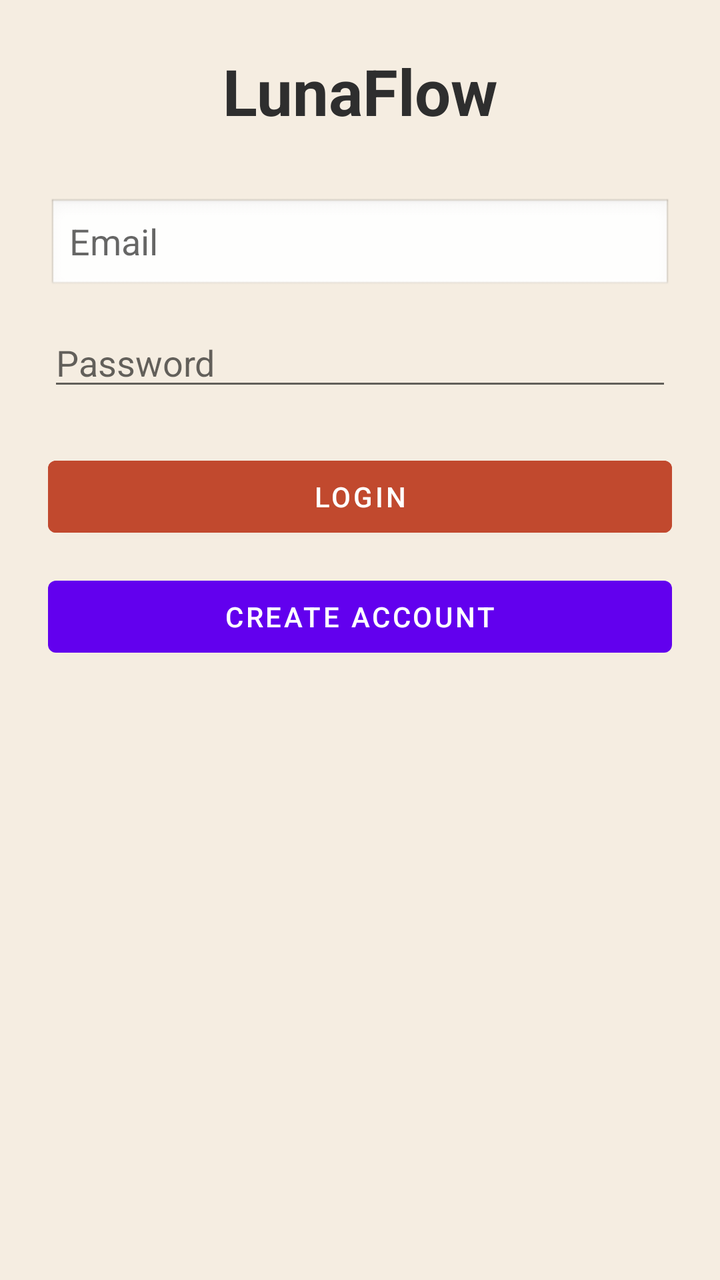
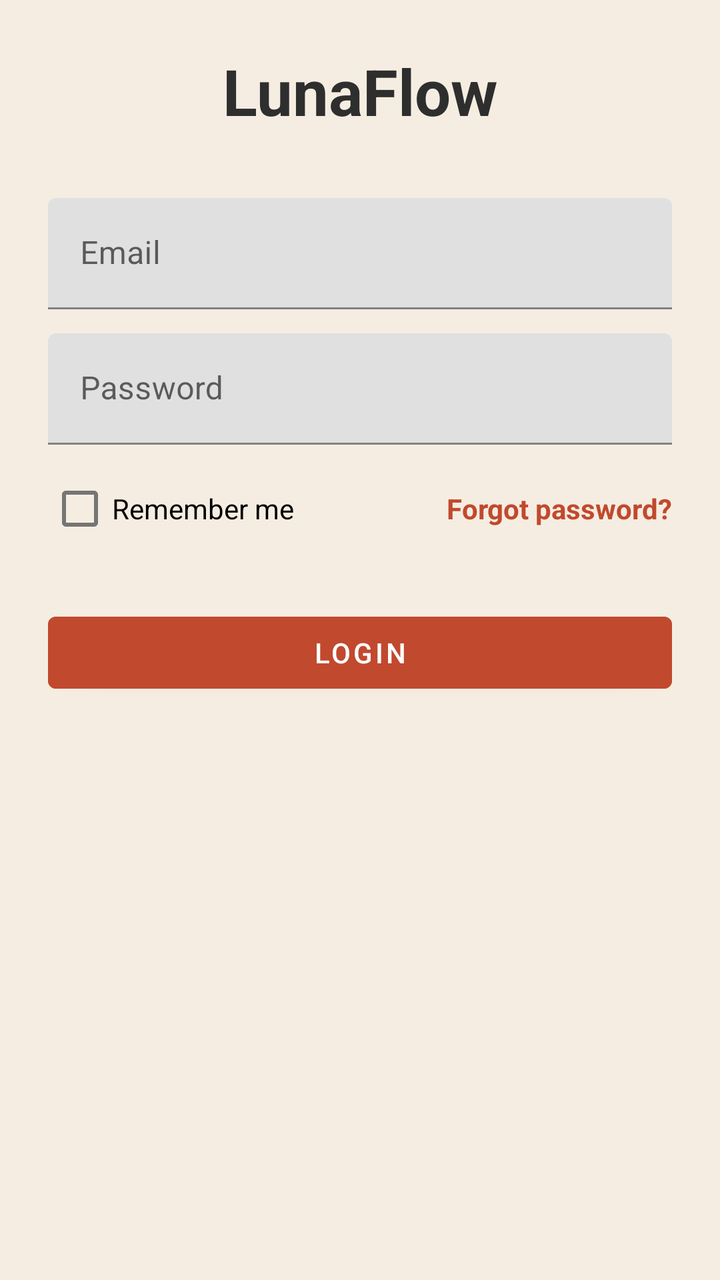

An Android layout rendered at two revisions. The XML below is the earlier revision; the diff shows what the commit changed to produce the second picture.
<!-- AndroidManifest.xml: application theme Theme.LunaFlow -->
<!-- res/layout/activity_login.xml -->
<ScrollView xmlns:android="http://schemas.android.com/apk/res/android"
    android:layout_width="match_parent"
    android:layout_height="match_parent"
    android:background="#F5EDE1"
    android:padding="24dp">

    <LinearLayout
        android:layout_width="match_parent"
        android:layout_height="wrap_content"
        android:orientation="vertical">

        <TextView
            android:text="LunaFlow"
            android:textSize="32sp"
            android:textStyle="bold"
            android:textAlignment="center"
            android:textColor="#2E2E2E"
            android:layout_marginBottom="32dp"
            android:layout_width="match_parent"
            android:layout_height="wrap_content"/>

        <EditText
            android:id="@+id/emailEditText"
            android:hint="Email"
            android:background="@android:drawable/edit_text"
            android:layout_width="match_parent"
            android:layout_height="wrap_content"/>

        <EditText
            android:id="@+id/passwordEditText"
            android:hint="Password"
            android:inputType="textPassword"
            android:layout_marginTop="12dp"
            android:layout_width="match_parent"
            android:layout_height="wrap_content"/>

        <Button
            android:id="@+id/loginButton"
            android:text="Login"
            android:layout_marginTop="24dp"
            android:backgroundTint="#C1492E"
            android:textColor="@android:color/white"
            android:layout_width="match_parent"
            android:layout_height="wrap_content"/>

        <Button
            android:id="@+id/goToRegisterButton"
            android:text="Create account"
            android:layout_marginTop="12dp"
            android:layout_width="match_parent"
            android:layout_height="wrap_content"/>
    </LinearLayout>
</ScrollView>
<!-- resources referenced by this layout -->
<resources>
  <style name="Theme.LunaFlow" parent="Theme.MaterialComponents.DayNight.DarkActionBar">
          
          <item name="colorPrimary">@color/purple_500</item>
          <item name="colorPrimaryVariant">@color/purple_700</item>
          <item name="colorOnPrimary">@color/white</item>
          
          <item name="colorSecondary">@color/teal_200</item>
          <item name="colorSecondaryVariant">@color/teal_700</item>
          <item name="colorOnSecondary">@color/black</item>
          
          <item name="android:statusBarColor">?attr/colorPrimaryVariant</item>
          
      </style>
  <color name="purple_500">#FF6200EE</color>
  <color name="purple_700">#FF3700B3</color>
  <color name="white">#FFFFFFFF</color>
  <color name="teal_200">#FF03DAC5</color>
  <color name="teal_700">#FF018786</color>
  <color name="black">#FF000000</color>
</resources>

<!-- the commit's change to res/layout/activity_login.xml (unified diff, before → after) -->
@@ -17,23 +17,65 @@
             android:textColor="#2E2E2E"
             android:layout_marginBottom="32dp"
             android:layout_width="match_parent"
-            android:layout_height="wrap_content"/>
+            android:layout_height="wrap_content" />
 
-        <EditText
-            android:id="@+id/emailEditText"
-            android:hint="Email"
-            android:background="@android:drawable/edit_text"
+        
+        <com.google.android.material.textfield.TextInputLayout
             android:layout_width="match_parent"
-            android:layout_height="wrap_content"/>
+            android:layout_height="wrap_content">
 
-        <EditText
-            android:id="@+id/passwordEditText"
-            android:hint="Password"
-            android:inputType="textPassword"
-            android:layout_marginTop="12dp"
+            <com.google.android.material.textfield.TextInputEditText
+                android:id="@+id/emailEditText"
+                android:hint="Email"
+                android:inputType="textEmailAddress"
+                android:layout_width="match_parent"
+                android:layout_height="wrap_content"/>
+        </com.google.android.material.textfield.TextInputLayout>
+
+        
+        <com.google.android.material.textfield.TextInputLayout
+            android:id="@+id/passwordLayout"
             android:layout_width="match_parent"
-            android:layout_height="wrap_content"/>
+            android:layout_height="wrap_content"
+            android:layout_marginTop="12dp">
 
+            <com.google.android.material.textfield.TextInputEditText
+                android:id="@+id/passwordEditText"
+                android:hint="Password"
+                android:inputType="textPassword"
+                android:layout_width="match_parent"
+                android:layout_height="wrap_content"/>
+        </com.google.android.material.textfield.TextInputLayout>
+
+        
+        <LinearLayout
+            android:layout_width="match_parent"
+            android:layout_height="wrap_content"
+            android:orientation="horizontal"
+            android:layout_marginTop="8dp"
+            android:gravity="center_vertical">
+
+            <CheckBox
+                android:id="@+id/rememberMeCheckBox"
+                android:text="Remember me"
+                android:layout_width="wrap_content"
+                android:layout_height="wrap_content" />
+
+            <View
+                android:layout_width="0dp"
+                android:layout_height="0dp"
+                android:layout_weight="1" />
+
+            <TextView
+                android:id="@+id/forgotPasswordText"
+                android:text="Forgot password?"
+                android:textColor="#C1492E"
+                android:textStyle="bold"
+                android:layout_width="wrap_content"
+                android:layout_height="wrap_content" />
+        </LinearLayout>
+
+        
         <Button
             android:id="@+id/loginButton"
             android:text="Login"
@@ -41,13 +83,7 @@
             android:backgroundTint="#C1492E"
             android:textColor="@android:color/white"
             android:layout_width="match_parent"
-            android:layout_height="wrap_content"/>
+            android:layout_height="wrap_content" />
 
-        <Button
-            android:id="@+id/goToRegisterButton"
-            android:text="Create account"
-            android:layout_marginTop="12dp"
-            android:layout_width="match_parent"
-            android:layout_height="wrap_content"/>
     </LinearLayout>
 </ScrollView>
